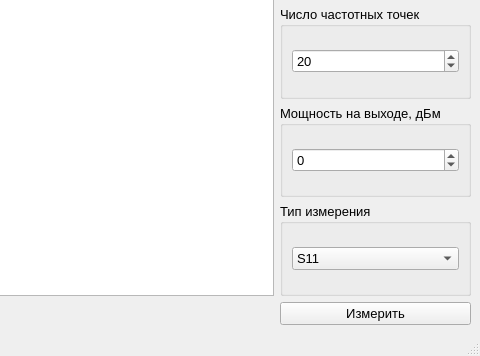
Above: mainwin.ui from 4pervyy/Plot-S-Parameter before the change; both pictures show x 535 to 1015 and y 318 to 674 of the 1015 by 674 pixel window. Below: the same form after it.
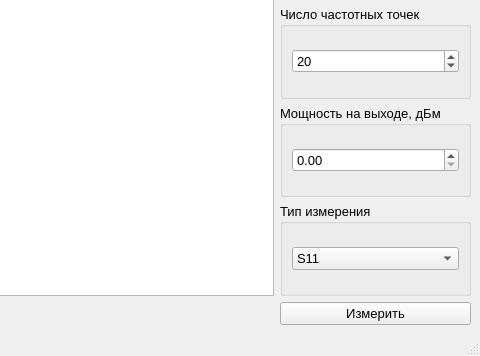
That is the form after the change. Custom widgets are drawn as their Qt base class.

What changed in the file:
```diff
--- a/mainwin.ui
+++ b/mainwin.ui
@@ -221,17 +221,17 @@
         </property>
         <layout class="QVBoxLayout" name="verticalLayout_7">
          <item>
-          <widget class="QSpinBox" name="sb_power">
+          <widget class="QDoubleSpinBox" name="sb_power">
            <property name="font">
             <font>
              <pointsize>10</pointsize>
             </font>
            </property>
-           <property name="minimum">
-            <number>-60</number>
+           <property name="decimals">
+            <number>2</number>
            </property>
-           <property name="maximum">
-            <number>15</number>
+           <property name="singleStep">
+            <double>0.050000000000000</double>
            </property>
           </widget>
          </item>
```
